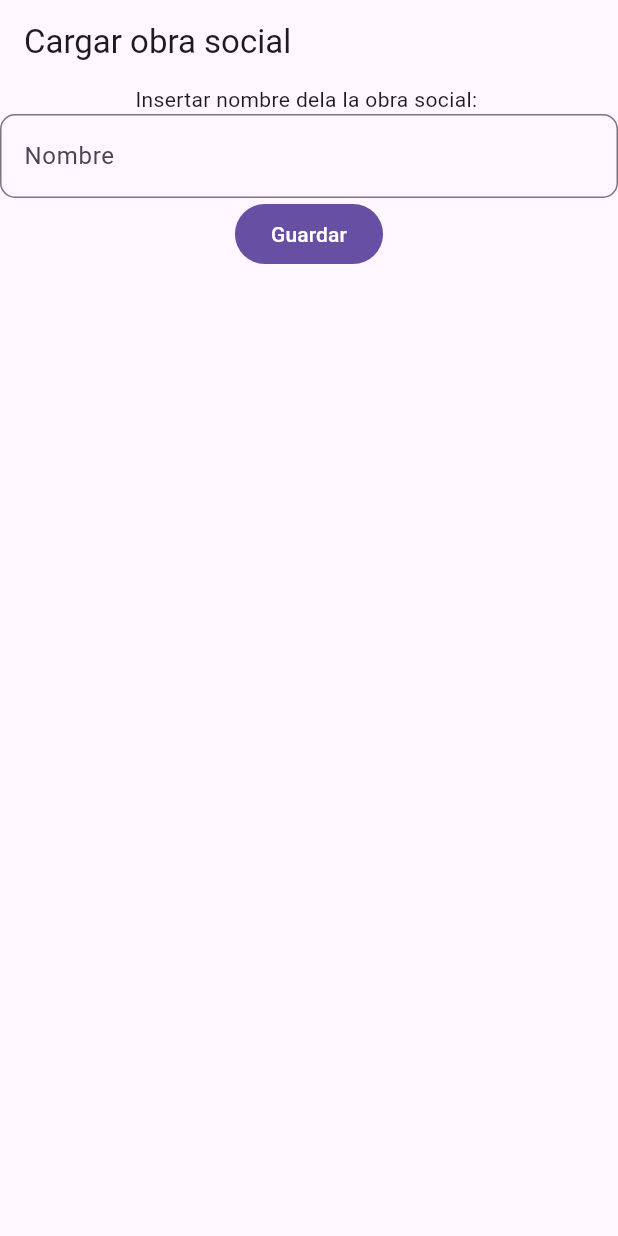
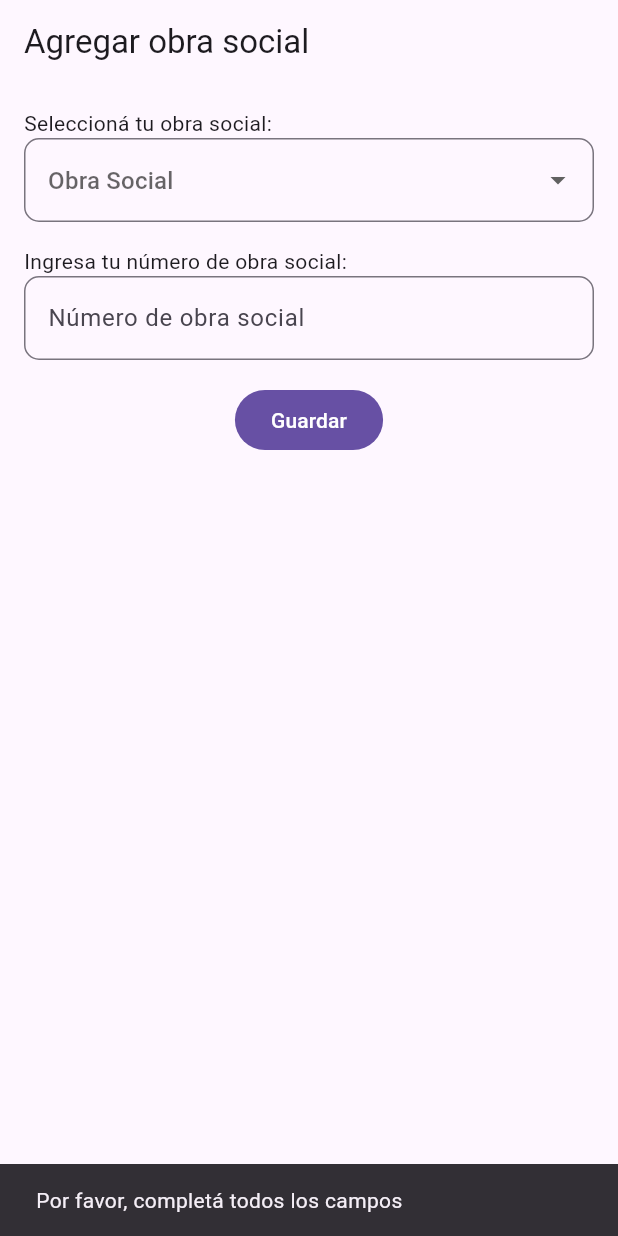
Before and after one commit to Sixela33/AutoGuard, a Flutter app: the AgregarObraSocial screen opened by its route, after a tap on "Guardar", on a phone screen of 412 x 824 dp. Run offline on Flutter 3.47's test engine with Material 3 defaults, Android fonts, the phone set to English and light mode, and no system bars; our stand-ins replace firebase_core, go_router; accounts and stored records are empty.

Commit message:
Añadir pantalla para agregar obra social

```diff
--- a/lib/presentation/screens/AgregarObraSocial.dart
+++ b/lib/presentation/screens/AgregarObraSocial.dart
@@ -10,30 +10,80 @@ class AgregarObraSocial extends StatefulWidget {
 }
 
 class _AgregarObraSocialState extends State<AgregarObraSocial> {
+  final TextEditingController numeroObraSocialController = TextEditingController();
+  String? obraSocialSeleccionada;
 
-  static TextEditingController nombreNuevaObraSocial = TextEditingController();
+  final List<String> obrasSociales = [
+    'OSDE',
+    'Swiss Medical',
+    'Galeno',
+    'Medifé',
+    'IOMA',
+    'PAMI',
+    'Hospital Italiano'
+  ];
 
   @override
   Widget build(BuildContext context) {
     return Scaffold(
       appBar: AppBar(
-        title: const Text("Cargar obra social"),),
-        body: Column(
+        title: const Text("Agregar obra social"),
+      ),
+      body: Padding(
+        padding: const EdgeInsets.all(16.0),
+        child: Column(
+          crossAxisAlignment: CrossAxisAlignment.start,
           children: [
-            const Text("Insertar nombre dela la obra social: "),
+            const Text("Seleccioná tu obra social:"),
+            DropdownButtonFormField<String>(
+              decoration: const InputDecoration(
+                border: OutlineInputBorder(borderRadius: BorderRadius.all(Radius.circular(10))),
+                hintText: 'Obra Social',
+              ),
+              value: obraSocialSeleccionada,
+              onChanged: (String? newValue) {
+                setState(() {
+                  obraSocialSeleccionada = newValue;
+                });
+              },
+              items: obrasSociales.map<DropdownMenuItem<String>>((String value) {
+                return DropdownMenuItem<String>(
+                  value: value,
+                  child: Text(value),
+                );
+              }).toList(),
+            ),
+            const SizedBox(height: 16.0),
+            const Text("Ingresa tu número de obra social:"),
             TextField(
-              controller: nombreNuevaObraSocial,
+              controller: numeroObraSocialController,
               decoration: const InputDecoration(
-                hintText: 'Nombre',
-                border: OutlineInputBorder(borderRadius: BorderRadius.all(Radius.circular(10)))
+                hintText: 'Número de obra social',
+                border: OutlineInputBorder(borderRadius: BorderRadius.all(Radius.circular(10))),
               ),
             ),
-            FilledButton(
-              onPressed: () {},
-              child: Text("Guardar"))
-
+            const SizedBox(height: 16.0),
+            Center(
+              child: FilledButton(
+                onPressed: () {
+                  final obraSocial = obraSocialSeleccionada;
+                  final numeroObraSocial = numeroObraSocialController.text;
+                  if (obraSocial != null && numeroObraSocial.isNotEmpty) {
+                    ScaffoldMessenger.of(context).showSnackBar(
+                      SnackBar(content: Text('Obra social guardada: $obraSocial - $numeroObraSocial')),
+                    );
+                  } else {
+                    ScaffoldMessenger.of(context).showSnackBar(
+                      SnackBar(content: Text('Por favor, completá todos los campos')),
+                    );
+                  }
+                },
+                child: const Text("Guardar"),
+              ),
+            ),
           ],
         ),
-      );
+      ),
+    );
   }
 }
```
